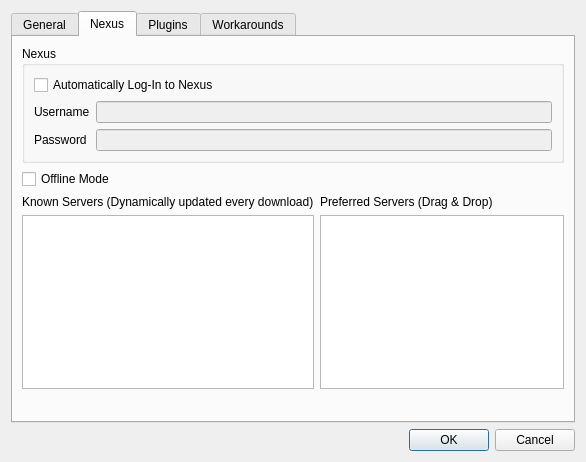
Old version of the form modorganizer/src/settingsdialog.ui in the repository Holt59/mo2-merge.
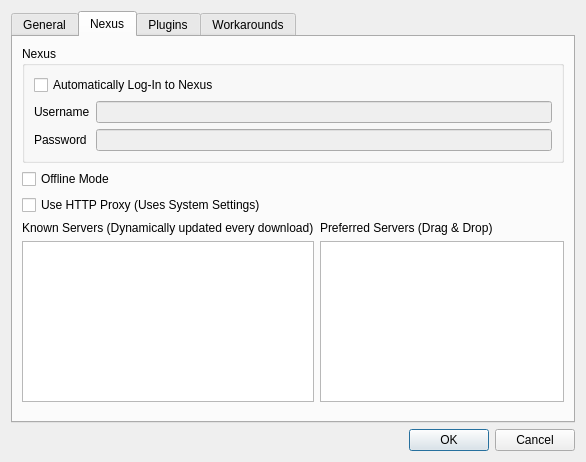
New version of the form. The open tabs and pages were chosen to show the change. Icons and pictures are not drawn.

Commit message: [modorganizer] - added the ability to connect to the internet through a proxy - integrated fomod installer now supports the or-operator for page conditions - integrated fomod installer now caches condition results to speed up tests

The edit to the form file:
```diff
--- a/modorganizer/src/settingsdialog.ui
+++ b/modorganizer/src/settingsdialog.ui
@@ -328,6 +328,19 @@
          </property>
         </widget>
        </item>
+       <item>
+        <widget class="QCheckBox" name="proxyBox">
+         <property name="statusTip">
+          <string>Use a proxy for network connections.</string>
+         </property>
+         <property name="whatsThis">
+          <string>Use a proxy for network connections. This uses the system-wide settings which can be configured in Internet Explorer. Please note that MO will start up a few seconds slower on some systems when using a proxy.</string>
+         </property>
+         <property name="text">
+          <string>Use HTTP Proxy (Uses System Settings)</string>
+         </property>
+        </widget>
+       </item>
        <item>
         <layout class="QHBoxLayout" name="horizontalLayout_8">
          <item>
```
The commit also changes 5 other files.
